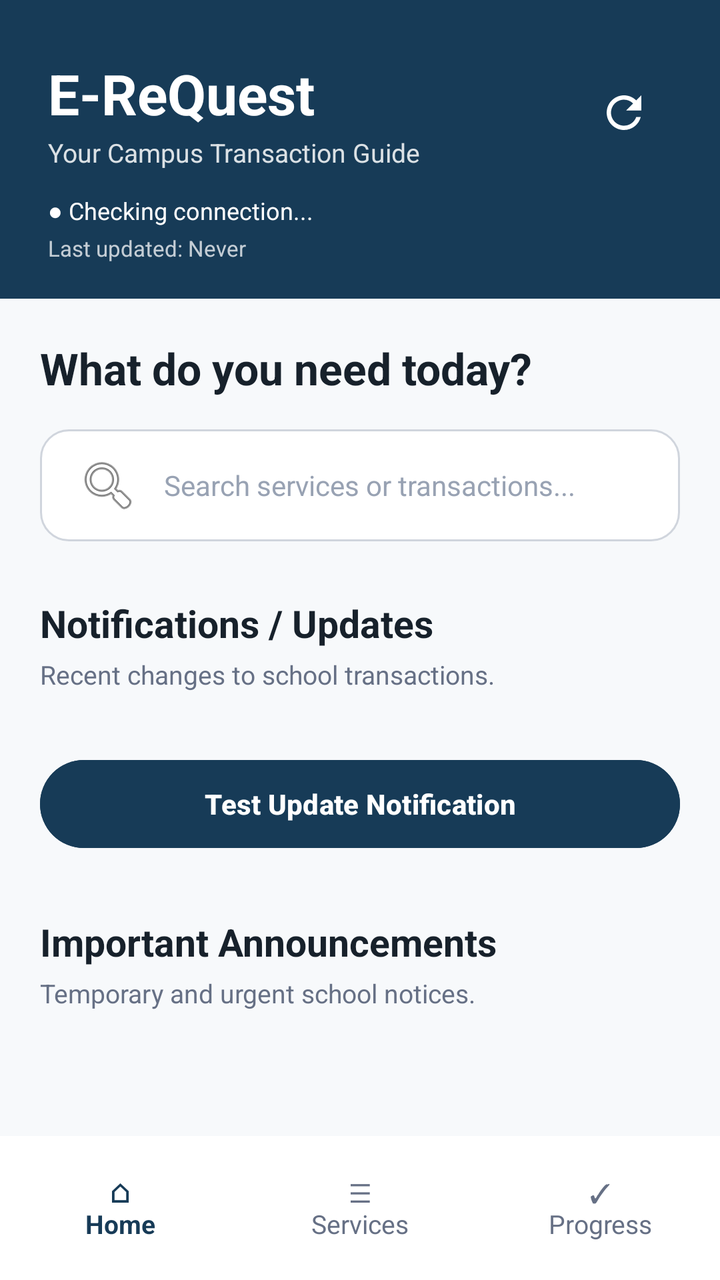
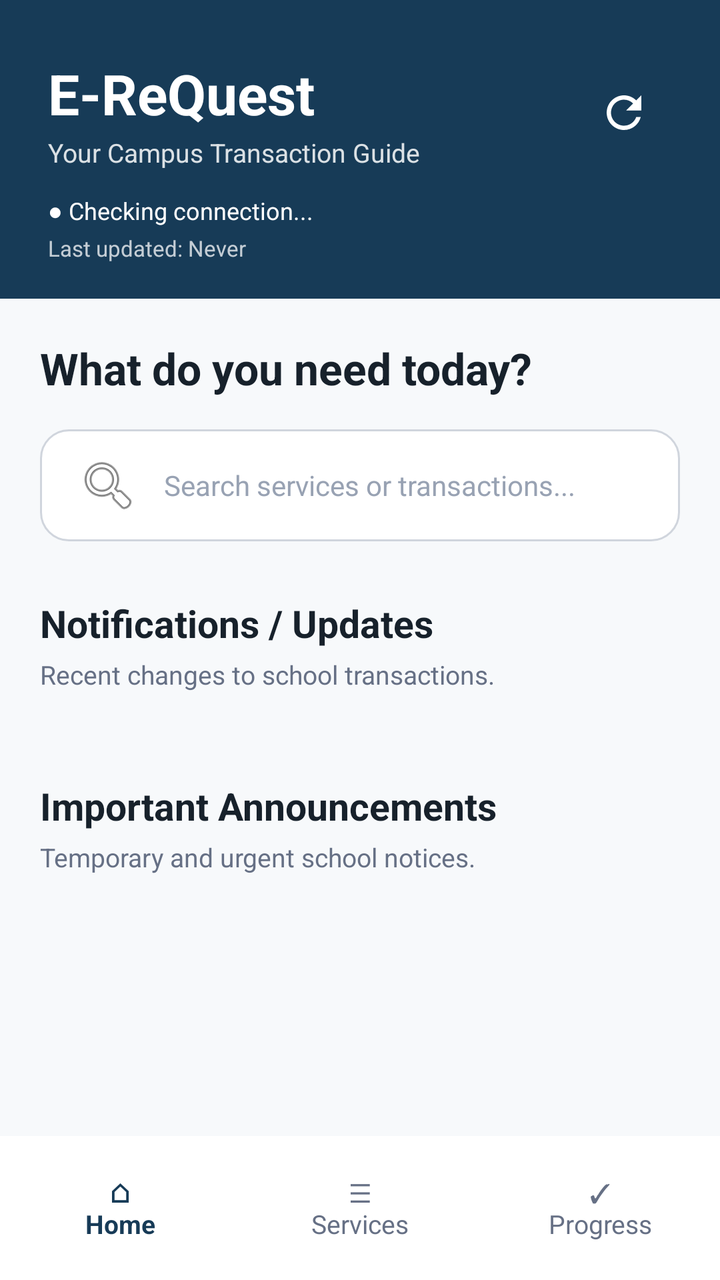

Two renders of the same Android screen: before a commit and after it. Below are the layout's source before the change and the commit's diff.
<!-- AndroidManifest.xml: application theme Theme.EReQuest -->
<!-- res/layout/activity_home.xml -->
<?xml version="1.0" encoding="utf-8"?>
<androidx.constraintlayout.widget.ConstraintLayout
    xmlns:android="http://schemas.android.com/apk/res/android"
    xmlns:app="http://schemas.android.com/apk/res-auto"
    xmlns:tools="http://schemas.android.com/tools"
    android:id="@+id/homeMain"
    android:layout_width="match_parent"
    android:layout_height="match_parent"
    android:background="@color/background"
    tools:context=".HomeActivity">


    
    
    

    <LinearLayout
        android:id="@+id/header"
        android:layout_width="0dp"
        android:layout_height="wrap_content"
        android:background="@color/primary"
        android:orientation="vertical"
        android:paddingStart="24dp"
        android:paddingTop="28dp"
        android:paddingEnd="24dp"
        android:paddingBottom="18dp"
        app:layout_constraintTop_toTopOf="parent"
        app:layout_constraintStart_toStartOf="parent"
        app:layout_constraintEnd_toEndOf="parent">


        <LinearLayout
            android:layout_width="match_parent"
            android:layout_height="wrap_content"
            android:gravity="center_vertical"
            android:orientation="horizontal">


            <LinearLayout
                android:layout_width="0dp"
                android:layout_height="wrap_content"
                android:layout_weight="1"
                android:orientation="vertical">


                <TextView
                    android:layout_width="wrap_content"
                    android:layout_height="wrap_content"
                    android:text="E-ReQuest"
                    android:textColor="@color/text_white"
                    android:textSize="28sp"
                    android:textStyle="bold" />


                <TextView
                    android:layout_width="wrap_content"
                    android:layout_height="wrap_content"
                    android:layout_marginTop="2dp"
                    android:alpha="0.85"
                    android:text="Your Campus Transaction Guide"
                    android:textColor="@color/text_white"
                    android:textSize="13sp" />

            </LinearLayout>


            

            <ImageView
                android:id="@+id/btnSync"
                android:layout_width="48dp"
                android:layout_height="48dp"
                android:clickable="true"
                android:contentDescription="Sync Updates"
                android:focusable="true"
                android:padding="11dp"
                android:src="@drawable/ic_refresh"
                app:tint="@color/text_white" />

        </LinearLayout>


        <TextView
            android:id="@+id/tvConnectionStatus"
            android:layout_width="wrap_content"
            android:layout_height="wrap_content"
            android:layout_marginTop="12dp"
            android:text="● Checking connection..."
            android:textColor="@color/text_white"
            android:textSize="12sp" />


        <TextView
            android:id="@+id/tvLastUpdated"
            android:layout_width="wrap_content"
            android:layout_height="wrap_content"
            android:layout_marginTop="3dp"
            android:alpha="0.75"
            android:text="Last updated: Never"
            android:textColor="@color/text_white"
            android:textSize="11sp" />

    </LinearLayout>


    
    
    

    <ScrollView
        android:id="@+id/homeScrollView"
        android:layout_width="0dp"
        android:layout_height="0dp"
        android:fillViewport="true"
        app:layout_constraintTop_toBottomOf="@id/header"
        app:layout_constraintBottom_toTopOf="@id/bottomNavigation"
        app:layout_constraintStart_toStartOf="parent"
        app:layout_constraintEnd_toEndOf="parent">


        <LinearLayout
            android:layout_width="match_parent"
            android:layout_height="wrap_content"
            android:orientation="vertical"
            android:padding="20dp">


            
            
            

            <TextView
                android:layout_width="wrap_content"
                android:layout_height="wrap_content"
                android:text="What do you need today?"
                android:textColor="@color/text_primary"
                android:textSize="22sp"
                android:textStyle="bold" />


            
            
            

            <EditText
                android:id="@+id/etSearch"
                android:layout_width="match_parent"
                android:layout_height="56dp"
                android:layout_marginTop="16dp"
                android:background="@drawable/bg_search"
                android:drawableStart="@android:drawable/ic_menu_search"
                android:drawablePadding="12dp"
                android:hint="Search services or transactions..."
                android:paddingStart="18dp"
                android:paddingEnd="18dp"
                android:singleLine="true"
                android:textColor="@color/text_primary"
                android:textColorHint="@color/text_hint"
                android:textSize="14sp" />


            <LinearLayout
                android:id="@+id/searchResultsContainer"
                android:layout_width="match_parent"
                android:layout_height="wrap_content"
                android:layout_marginTop="4dp"
                android:background="@drawable/bg_card"
                android:orientation="vertical"
                android:visibility="gone" />


            
            
            

            <LinearLayout
                android:layout_width="match_parent"
                android:layout_height="wrap_content"
                android:layout_marginTop="28dp"
                android:gravity="center_vertical"
                android:orientation="horizontal">


                <TextView
                    android:layout_width="0dp"
                    android:layout_height="wrap_content"
                    android:layout_weight="1"
                    android:text="Notifications / Updates"
                    android:textColor="@color/text_primary"
                    android:textSize="19sp"
                    android:textStyle="bold" />


                

                <TextView
                    android:id="@+id/tvNotificationCount"
                    android:layout_width="wrap_content"
                    android:layout_height="wrap_content"
                    android:background="@drawable/bg_card"
                    android:gravity="center"
                    android:minWidth="32dp"
                    android:paddingStart="10dp"
                    android:paddingTop="5dp"
                    android:paddingEnd="10dp"
                    android:paddingBottom="5dp"
                    android:text="0"
                    android:textColor="@color/primary"
                    android:textSize="12sp"
                    android:textStyle="bold"
                    android:visibility="gone" />

            </LinearLayout>


            <TextView
                android:layout_width="wrap_content"
                android:layout_height="wrap_content"
                android:layout_marginTop="4dp"
                android:text="Recent changes to school transactions."
                android:textColor="@color/text_secondary"
                android:textSize="13sp" />


            

            <LinearLayout
                android:id="@+id/updateNotificationsContainer"
                android:layout_width="match_parent"
                android:layout_height="wrap_content"
                android:layout_marginTop="14dp"
                android:orientation="vertical" />


            

            <TextView
                android:id="@+id/tvNoUpdateNotifications"
                android:layout_width="match_parent"
                android:layout_height="wrap_content"
                android:layout_marginTop="14dp"
                android:background="@drawable/bg_card"
                android:gravity="center"
                android:padding="20dp"
                android:text="You're all caught up. No new updates."
                android:textColor="@color/text_secondary"
                android:textSize="13sp"
                android:visibility="gone" />


            
            
            

            <Button
                android:id="@+id/btnTestNotification"
                android:layout_width="match_parent"
                android:layout_height="52dp"
                android:layout_marginTop="16dp"
                android:backgroundTint="@color/primary"
                android:text="Test Update Notification"
                android:textAllCaps="false"
                android:textColor="@color/text_white"
                android:textSize="14sp"
                android:textStyle="bold" />


            


            
            
            

            <TextView
                android:layout_width="wrap_content"
                android:layout_height="wrap_content"
                android:layout_marginTop="30dp"
                android:text="Important Announcements"
                android:textColor="@color/text_primary"
                android:textSize="19sp"
                android:textStyle="bold" />


            <TextView
                android:layout_width="wrap_content"
                android:layout_height="wrap_content"
                android:layout_marginTop="4dp"
                android:text="Temporary and urgent school notices."
                android:textColor="@color/text_secondary"
                android:textSize="13sp" />


            <LinearLayout
                android:id="@+id/importantAnnouncementsContainer"
                android:layout_width="match_parent"
                android:layout_height="wrap_content"
                android:layout_marginTop="14dp"
                android:orientation="vertical" />


            <TextView
                android:id="@+id/tvNoImportantAnnouncements"
                android:layout_width="match_parent"
                android:layout_height="wrap_content"
                android:layout_marginTop="14dp"
                android:background="@drawable/bg_card"
                android:gravity="center"
                android:padding="20dp"
                android:text="No important announcements at this time."
                android:textColor="@color/text_secondary"
                android:textSize="13sp"
                android:visibility="gone" />


            <Space
                android:layout_width="match_parent"
                android:layout_height="24dp" />

        </LinearLayout>

    </ScrollView>


    
    
    

    <LinearLayout
        android:id="@+id/bottomNavigation"
        android:layout_width="0dp"
        android:layout_height="72dp"
        android:background="@color/surface"
        android:gravity="center"
        android:orientation="horizontal"
        app:layout_constraintBottom_toBottomOf="parent"
        app:layout_constraintStart_toStartOf="parent"
        app:layout_constraintEnd_toEndOf="parent">


        <TextView
            android:id="@+id/navHome"
            android:layout_width="0dp"
            android:layout_height="match_parent"
            android:layout_weight="1"
            android:gravity="center"
            android:text="⌂&#10;Home"
            android:textColor="@color/primary"
            android:textSize="13sp"
            android:textStyle="bold" />


        <TextView
            android:id="@+id/navServices"
            android:layout_width="0dp"
            android:layout_height="match_parent"
            android:layout_weight="1"
            android:gravity="center"
            android:text="☰&#10;Services"
            android:textColor="@color/text_secondary"
            android:textSize="13sp" />


        <TextView
            android:id="@+id/navProgress"
            android:layout_width="0dp"
            android:layout_height="match_parent"
            android:layout_weight="1"
            android:gravity="center"
            android:text="✓&#10;Progress"
            android:textColor="@color/text_secondary"
            android:textSize="13sp" />

    </LinearLayout>


</androidx.constraintlayout.widget.ConstraintLayout>
<!-- resources referenced by this layout -->
<resources>
  <color name="background">#F7F9FB</color>
  <color name="primary">#173B57</color>
  <color name="surface">#FFFFFF</color>
  <color name="text_hint">#98A2B3</color>
  <color name="text_primary">#17212B</color>
  <color name="text_secondary">#667085</color>
  <color name="text_white">#FFFFFF</color>
  <!-- drawable bg_card (drawable) -->
  <?xml version="1.0" encoding="utf-8"?>
  <shape xmlns:android="http://schemas.android.com/apk/res/android"
      android:shape="rectangle">
  
      <solid android:color="@color/card_background" />
  
      <stroke
          android:width="1dp"
          android:color="@color/divider" />
  
      <corners android:radius="16dp" />
  
  </shape>
  <!-- drawable bg_search (drawable) -->
  <?xml version="1.0" encoding="utf-8"?>
  <shape xmlns:android="http://schemas.android.com/apk/res/android"
      android:shape="rectangle">
  
      <solid android:color="@color/surface" />
  
      <stroke
          android:width="1dp"
          android:color="@color/border" />
  
      <corners android:radius="14dp" />
  
  </shape>
  <!-- drawable ic_refresh (drawable) -->
  <vector xmlns:android="http://schemas.android.com/apk/res/android" android:height="24dp" android:tint="#000000" android:viewportHeight="24" android:viewportWidth="24" android:width="24dp">
        
      <path android:fillColor="@android:color/white" android:pathData="M17.65,6.35C16.2,4.9 14.21,4 12,4c-4.42,0 -7.99,3.58 -7.99,8s3.57,8 7.99,8c3.73,0 6.84,-2.55 7.73,-6h-2.08c-0.82,2.33 -3.04,4 -5.65,4 -3.31,0 -6,-2.69 -6,-6s2.69,-6 6,-6c1.66,0 3.14,0.69 4.22,1.78L13,11h7V4l-2.35,2.35z"/>
      
  </vector>
  <style name="Theme.EReQuest" parent="Base.Theme.EReQuest" />
  <color name="card_background">#FFFFFF</color>
  <color name="divider">#E4E7EC</color>
  <color name="border">#D0D5DD</color>
  <style name="Base.Theme.EReQuest" parent="Theme.Material3.DayNight.NoActionBar">
          
          
      </style>
</resources>

<!-- the commit's change to res/layout/activity_home.xml (unified diff, before → after) -->
@@ -224,12 +224,22 @@
 
             
 
-            <LinearLayout
-                android:id="@+id/updateNotificationsContainer"
+            <ScrollView
+                android:id="@+id/updateNotificationsScrollView"
                 android:layout_width="match_parent"
                 android:layout_height="wrap_content"
                 android:layout_marginTop="14dp"
-                android:orientation="vertical" />
+                android:fillViewport="false"
+                android:overScrollMode="ifContentScrolls"
+                android:scrollbars="vertical">
+
+                <LinearLayout
+                    android:id="@+id/updateNotificationsContainer"
+                    android:layout_width="match_parent"
+                    android:layout_height="wrap_content"
+                    android:orientation="vertical" />
+
+            </ScrollView>
 
 
             
@@ -252,26 +262,6 @@
             
             
 
-            <Button
-                android:id="@+id/btnTestNotification"
-                android:layout_width="match_parent"
-                android:layout_height="52dp"
-                android:layout_marginTop="16dp"
-                android:backgroundTint="@color/primary"
-                android:text="Test Update Notification"
-                android:textAllCaps="false"
-                android:textColor="@color/text_white"
-                android:textSize="14sp"
-                android:textStyle="bold" />
-
-
-            
-
-
-            
-            
-            
-
             <TextView
                 android:layout_width="wrap_content"
                 android:layout_height="wrap_content"
@@ -291,12 +281,22 @@
                 android:textSize="13sp" />
 
 
-            <LinearLayout
-                android:id="@+id/importantAnnouncementsContainer"
+            <ScrollView
+                android:id="@+id/importantAnnouncementsScrollView"
                 android:layout_width="match_parent"
                 android:layout_height="wrap_content"
                 android:layout_marginTop="14dp"
-                android:orientation="vertical" />
+                android:fillViewport="false"
+                android:overScrollMode="ifContentScrolls"
+                android:scrollbars="vertical">
+
+                <LinearLayout
+                    android:id="@+id/importantAnnouncementsContainer"
+                    android:layout_width="match_parent"
+                    android:layout_height="wrap_content"
+                    android:orientation="vertical" />
+
+            </ScrollView>
 
 
             <TextView
